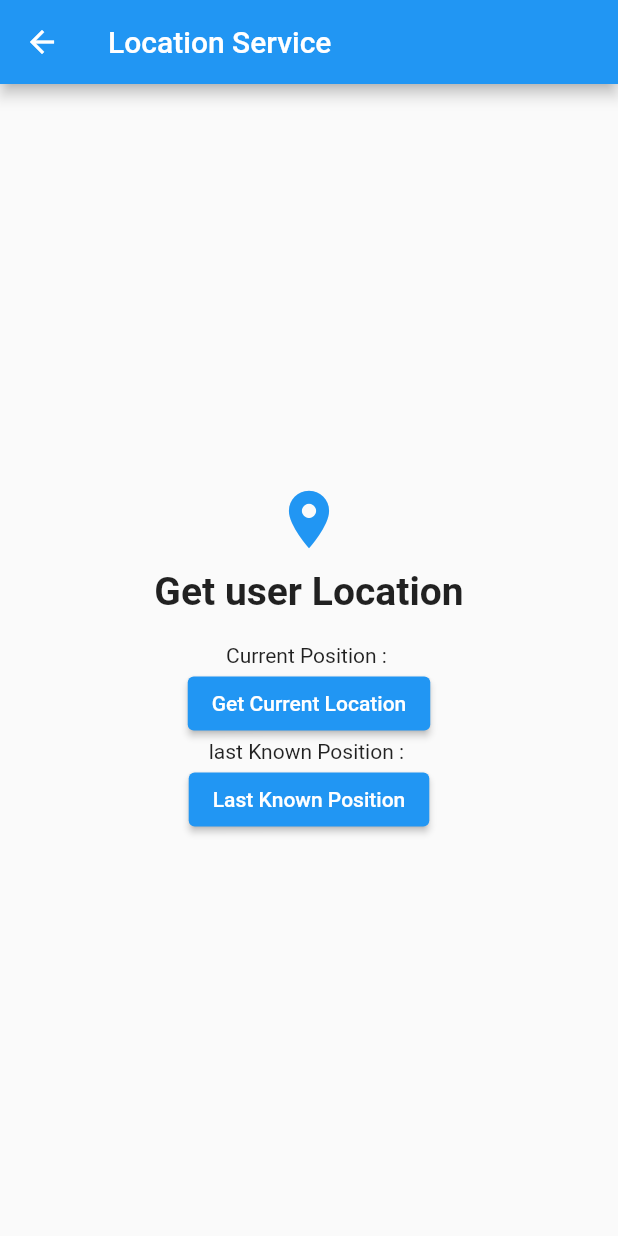
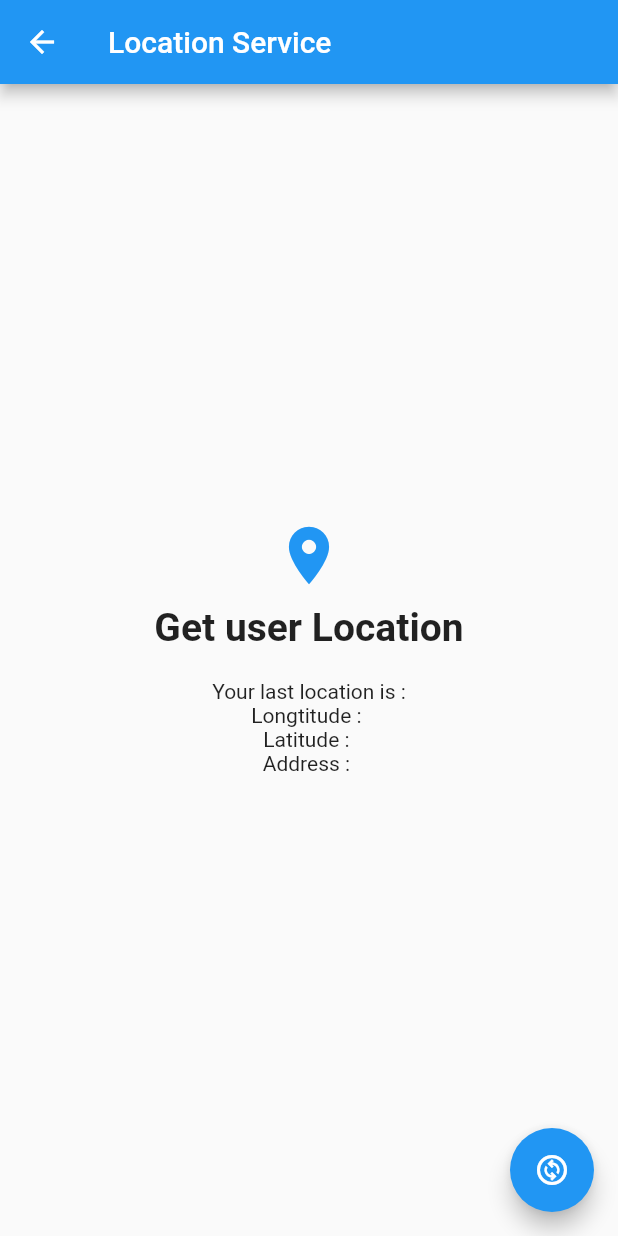
Before and after one commit to dewiokta/Flutter-Attendance, a Flutter app: the LocationApp screen opened directly, on a phone screen of 412 x 824 dp. Run offline on Flutter 3.47's test engine with Material 2 defaults, Android fonts, the phone set to English and light mode, and no system bars; our stand-ins replace circular_profile_avatar, equatable, flutter_bloc, geocoding, geolocator, getwidget and 3 more; accounts and stored records are empty.

Commit message:
camera and location

```diff
--- a/lib/pages/presensi/camera.dart
+++ b/lib/pages/presensi/camera.dart
@@ -1,6 +1,9 @@
 import 'dart:io';
 import 'package:flutter/material.dart';
 import 'package:image_picker/image_picker.dart';
+import 'package:geolocator/geolocator.dart';
+import 'package:geocoding/geocoding.dart';
+import 'dart:async';
 import 'package:path_provider/path_provider.dart';
 
 class CameraScreen extends StatefulWidget {
@@ -9,23 +12,82 @@ class CameraScreen extends StatefulWidget {
 }
 
 class _CameraScreenState extends State<CameraScreen> {
+  var _latitude = "";
+  var _longtitude = "";
+  var _address = "";
+
   File? _image;
   final imagePicker = ImagePicker();
 
-  Future getImage() async {
+  Future<void> _updatePosition() async {
+    Position pos = await _determinePosition();
+    List pm = await placemarkFromCoordinates(pos.latitude, pos.longitude);
     final image = await imagePicker.getImage(source: ImageSource.camera);
+    // ignore: unused_element
     setState(() {
+      _latitude = pos.latitude.toString();
+      _longtitude = pos.longitude.toString();
+      _address = pm[0].toString();
       _image = File(image!.path);
     });
   }
 
+  Future<Position> _determinePosition() async {
+    bool serviceEnabled;
+    LocationPermission permission;
+    serviceEnabled = await Geolocator.isLocationServiceEnabled();
+
+    if (!serviceEnabled) {
+      return Future.error('Location service are disabled!');
+    }
+
+    permission = await Geolocator.checkPermission();
+    if (permission == LocationPermission.denied) {
+      permission == await Geolocator.requestPermission();
+
+      if (permission == LocationPermission.denied) {
+        return Future.error('Location permission are denied');
+      }
+    }
+
+    if (permission == LocationPermission.deniedForever) {
+      return Future.error('Location permission are permanently denied');
+    }
+    return await Geolocator.getCurrentPosition();
+  }
+
+  // Future getImage() async {
+  //   final image = await imagePicker.getImage(source: ImageSource.camera);
+  //   setState(() {
+  //     _image = File(image!.path);
+  //   });
+  // }
+
   @override
   Widget build(BuildContext context) {
     return Scaffold(
-        body: Center(
-            child: _image == null ? Text("No Image") : Image.file(_image!)),
+        body: ListView(
+          children: [
+            Column(children: [
+              Center(
+                child: _image == null
+                    ? Text("No Image")
+                    : Image.file(_image!, width: 150),
+              ),
+            ]),
+            Column(
+              children: [
+                const Text('Your last location is :'),
+                Text('Longtitude : ' + _longtitude),
+                Text('Latitude : ' + _latitude),
+                const Text('Address : '),
+                Text(_address),
+              ],
+            ),
+          ],
+        ),
         floatingActionButton: FloatingActionButton(
-          onPressed: getImage,
+          onPressed: _updatePosition,
           backgroundColor: Colors.blue,
           child: Icon(Icons.camera_alt),
         ));
--- a/lib/pages/presensi/geolocator.dart
+++ b/lib/pages/presensi/geolocator.dart
@@ -1,29 +1,58 @@
 import 'package:flutter/material.dart';
 import 'package:geolocator/geolocator.dart';
+import 'package:geocoding/geocoding.dart';
 import 'dart:async';
 
 class LocationApp extends StatefulWidget {
   const LocationApp({Key? key}) : super(key: key);
-
   @override
   _LocationAppState createState() => _LocationAppState();
 }
 
 class _LocationAppState extends State<LocationApp> {
-  String currentLocation = "";
-  String lastKnownPosition = "";
-  final LocationSettings locationSettings = LocationSettings(
-    accuracy: LocationAccuracy.high,
-    distanceFilter: 100,
-  );
+  var _latitude = "";
+  var _longtitude = "";
+  var _address = "";
 
-  @override
-  void initState() {
-    super.initState();
-    _determinePosition();
+  Future<void> _updatePosition() async {
+    Position pos = await _determinePosition();
+    List pm = await placemarkFromCoordinates(pos.latitude, pos.longitude);
+    // ignore: unused_element
+    setState(() {
+      _latitude = pos.latitude.toString();
+      _longtitude = pos.longitude.toString();
+      _address = pm[0].toString();
+
+    });
+  }
+
+  Future<Position> _determinePosition() async {
+    bool serviceEnabled;
+    LocationPermission permission;
+    serviceEnabled = await Geolocator.isLocationServiceEnabled();
+
+
+    if (!serviceEnabled) {
+      return Future.error('Location service are disabled!');
+    }
+
+    permission = await Geolocator.checkPermission();
+    if (permission == LocationPermission.denied) {
+      permission == await Geolocator.requestPermission();
+
+      if (permission == LocationPermission.denied) {
+        return Future.error('Location permission are denied');
+      }
+    }
+
+    if (permission == LocationPermission.deniedForever) {
+      return Future.error('Location permission are permanently denied');
+    }
+    return await Geolocator.getCurrentPosition();
   }
 
   @override
+  // ignore: unused_element
   Widget build(BuildContext context) {
     return Scaffold(
       appBar: AppBar(
@@ -53,77 +82,21 @@ class _LocationAppState extends State<LocationApp> {
             const SizedBox(
               height: 20,
             ),
-            Text("Current Position : $currentLocation"),
-            /*ElevatedButton(
-                onPressed: _determinePosition,
-                child: const Text('Autorisation',
-                style: TextStyle(
-                    color: Colors.white),
-                ),
-            ),*/
-            ElevatedButton(
-              onPressed: getCurrentLocation,
-              child: const Text(
-                'Get Current Location',
-                style: TextStyle(color: Colors.white),
-              ),
-            ),
-            Text("last Known Position : $lastKnownPosition"),
-            ElevatedButton(
-              onPressed: getLastKnownPosition,
-              child: const Text(
-                'Last Known Position',
-                style: TextStyle(color: Colors.white),
-              ),
-            ),
+            const Text('Your last location is :'),
+            Text('Longtitude : ' + _longtitude),
+            Text('Latitude : ' + _latitude),
+            const Text('Address : '),
+            Text(_address),
+
           ],
         ),
       ),
+      floatingActionButton: FloatingActionButton(
+        onPressed:
+        _updatePosition,
+        tooltip: 'Get gps location',
+        child: const Icon(Icons.change_circle_outlined)
+      ),
     );
   }
-
-  /// Determine the current position of the device.
-  /// When the location services are not enabled or permissions
-  /// are denied the `Future` will return an error.
-  Future<Position> _determinePosition() async {
-    bool serviceEnabled;
-    LocationPermission permission;
-
-    // Test if location services are enabled.
-    serviceEnabled = await Geolocator.isLocationServiceEnabled();
-    if (!serviceEnabled) {
-      return Future.error('Location services are disabled');
-    }
-
-    permission = await Geolocator.checkPermission();
-    if (permission == LocationPermission.denied) {
-      permission = await Geolocator.requestPermission();
-      if (permission == LocationPermission.denied) {
-        return Future.error('Location permissions are denied');
-      }
-    }
-
-    if (permission == LocationPermission.deniedForever) {
-      // Permissions are denied forever, handle appropriately.
-      return Future.error(
-          'Location permissions are permanently denied, we cannot request permissions.');
-    }
-
-    return await Geolocator.getCurrentPosition();
-  }
-
-  void getCurrentLocation() async {
-    Position position = await Geolocator.getCurrentPosition(
-        desiredAccuracy: LocationAccuracy.high);
-    setState(() {
-      currentLocation = "${position.latitude}, ${position.longitude}";
-    });
-  }
-
-  void getLastKnownPosition() async {
-    Position? position = await Geolocator.getLastKnownPosition();
-    setState(() {
-      lastKnownPosition = "$position";
-    });
-  }
 }
--- a/lib/pages/presensi/presensi_hadir.dart
+++ b/lib/pages/presensi/presensi_hadir.dart
@@ -1,10 +1,12 @@
-// import 'dart:html';
 import 'package:permission_handler/permission_handler.dart';
 import 'package:flutter/material.dart';
 import 'package:flutter_attendance/constants.dart';
 import 'package:flutter/services.dart';
 import 'package:flutter_attendance/maindrawer.dart';
 import 'package:flutter_attendance/pages/presensi/camera.dart';
+import 'package:geolocator/geolocator.dart';
+import 'package:geocoding/geocoding.dart';
+import 'dart:async';
 
 class PresensiHadir extends StatefulWidget {
   @override
--- a/pubspec.yaml
+++ b/pubspec.yaml
@@ -47,6 +47,8 @@ dependencies:
   permission_handler: ^9.2.0
   image_picker: ^0.8.5+3
   geolocator: ^8.2.1
+  geocoding: ^2.0.4
+  location: ^4.4.0
 
 dev_dependencies:
   flutter_test:
```
Also changed, not shown: lib/pages/presensi/presensi.dart (+3 -4 lines), pubspec.lock, 1 other file.
